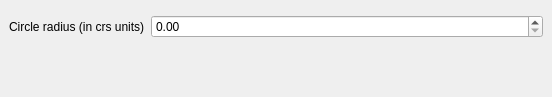
First picture: the form in kimu/resources/ui/line_circle_dockwidget.ui, repository GispoCoding/kimu, before the edit.
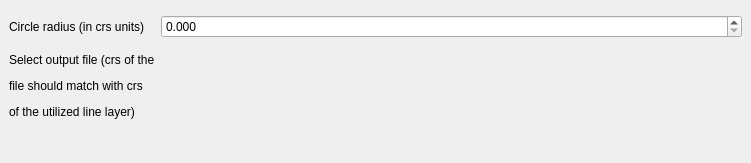
Second picture: the form after the edit. Custom widgets are drawn as their Qt base class.

Diff of the .ui file:
```diff
--- a/kimu/resources/ui/line_circle_dockwidget.ui
+++ b/kimu/resources/ui/line_circle_dockwidget.ui
@@ -6,8 +6,8 @@
    <rect>
     <x>0</x>
     <y>0</y>
-    <width>552</width>
-    <height>97</height>
+    <width>751</width>
+    <height>163</height>
    </rect>
   </property>
   <property name="windowTitle">
@@ -29,9 +29,32 @@
       </item>
       <item row="1" column="1">
        <widget class="QDoubleSpinBox" name="doublespinbox_radius">
+        <property name="decimals">
+         <number>3</number>
+        </property>
         <property name="maximum">
          <double>1000000000.000000000000000</double>
         </property>
+        <property name="singleStep">
+         <double>0.001000000000000</double>
+        </property>
+       </widget>
+      </item>
+      <item row="3" column="0">
+       <widget class="QLabel" name="label_2">
+        <property name="text">
+         <string>&lt;html&gt;&lt;head/&gt;&lt;body&gt;&lt;p&gt;Select output file (crs of the&lt;/p&gt;&lt;p&gt;file should match with crs &lt;/p&gt;&lt;p&gt;of the utilized line layer)&lt;/p&gt;&lt;/body&gt;&lt;/html&gt;</string>
+        </property>
+       </widget>
+      </item>
+      <item row="3" column="1">
+       <widget class="QgsFileWidget" name="mQgsFileWidget"/>
+      </item>
+      <item row="2" column="0">
+       <widget class="Line" name="line">
+        <property name="orientation">
+         <enum>Qt::Horizontal</enum>
+        </property>
        </widget>
       </item>
      </layout>
@@ -39,6 +62,13 @@
    </layout>
   </widget>
  </widget>
+ <customwidgets>
+  <customwidget>
+   <class>QgsFileWidget</class>
+   <extends>QWidget</extends>
+   <header>qgsfilewidget.h</header>
+  </customwidget>
+ </customwidgets>
  <resources/>
  <connections/>
 </ui>
```
